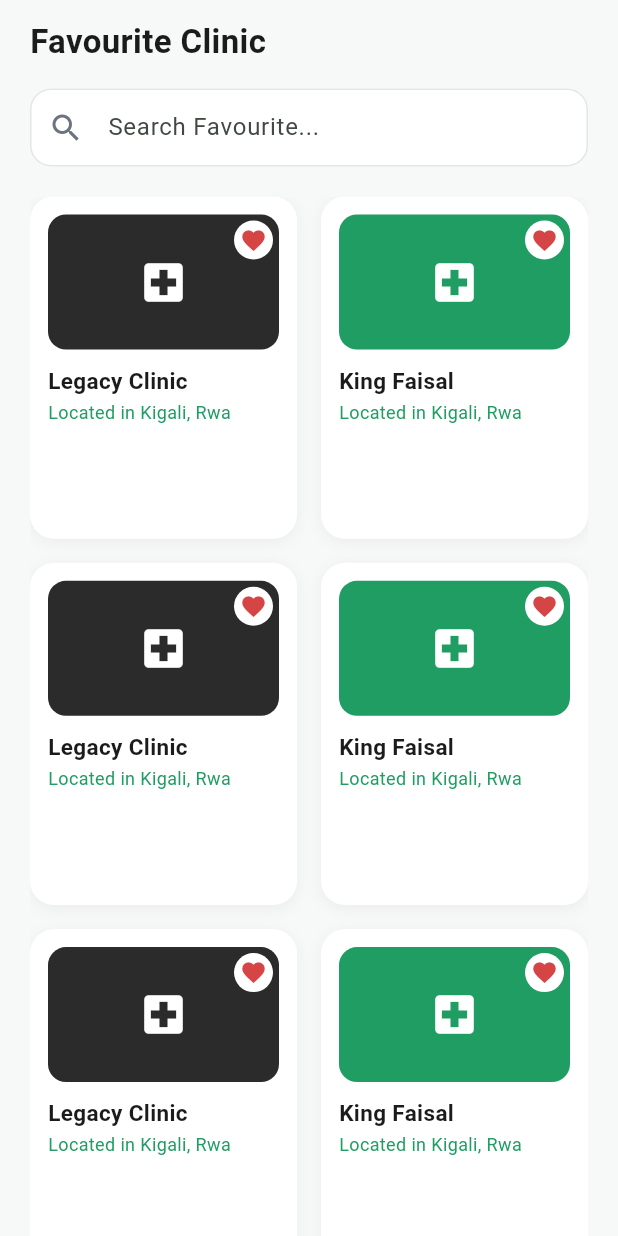
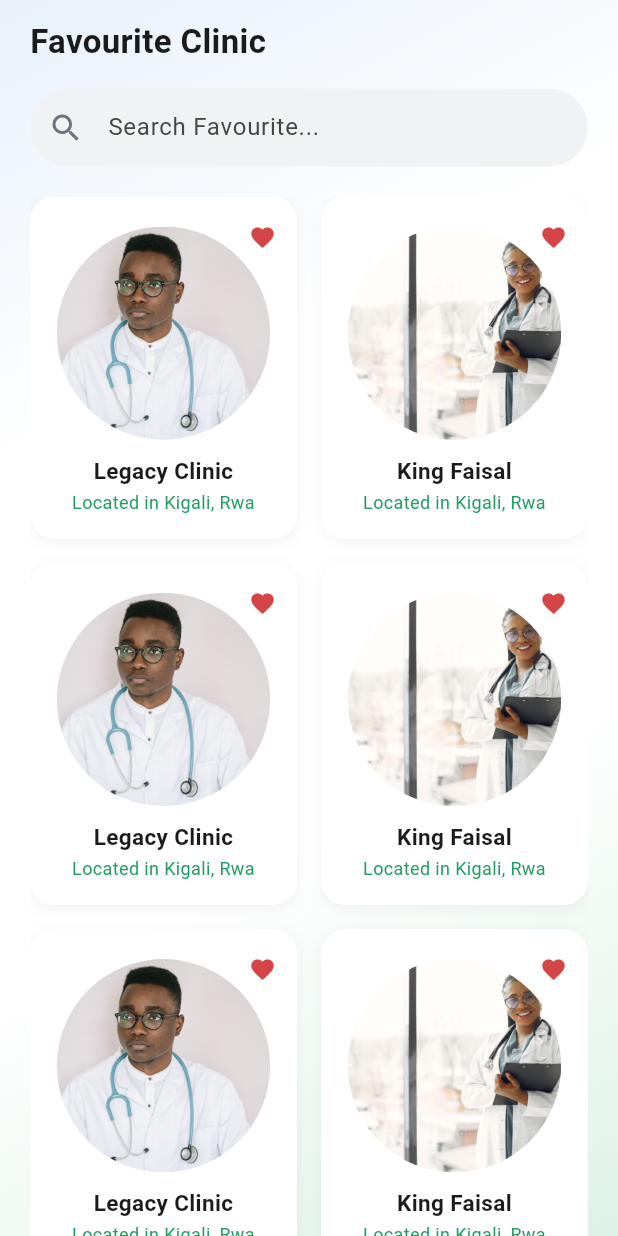
Before and after one commit to nkem-slim/easy_help, a Flutter app: the FavouriteClinicsPage screen opened directly, on a phone screen of 412 x 824 dp. Run offline on Flutter 3.47's test engine with Material 3 defaults, Android fonts, the phone set to English and light mode, and no system bars; our stand-ins replace cloud_firestore, connectivity_plus, dartz, equatable, firebase_auth, flutter_bloc and 7 more; accounts and stored records are empty; network calls fail.

Commit message:
update: end to end wiring of screens across app

```diff
--- a/lib/features/profile/presentation/widgets/soft_gradient_background.dart
+++ b/lib/core/widgets/soft_gradient_background.dart
@@ -1,6 +1,6 @@
 import 'package:flutter/material.dart';
 
-import '../../../../core/constants/app_colors.dart';
+import '../constants/app_colors.dart';
 
 /// Full-page background: pale blue in the top-left corner, white through the
 /// middle, pale green in the bottom-right.
--- a/lib/features/appointments/presentation/widgets/appointment_card.dart
+++ b/lib/features/appointments/presentation/widgets/appointment_card.dart
@@ -1,5 +1,6 @@
 import 'package:flutter/material.dart';
 import '../../../../core/constants/app_colors.dart';
+import '../../../../core/utils/image_provider_utils.dart';
 import '../../domain/entities/appointment_entity.dart';
 
 class AppointmentCard extends StatelessWidget {
@@ -30,7 +31,7 @@
         children: [
           CircleAvatar(
             radius: 28,
-            backgroundImage: NetworkImage(appointment.doctorImageUrl),
+            backgroundImage: resolveImageProvider(appointment.doctorImageUrl),
           ),
           const SizedBox(width: 12),
           Expanded(
--- a/lib/features/appointments/presentation/widgets/doctor_summary_card.dart
+++ b/lib/features/appointments/presentation/widgets/doctor_summary_card.dart
@@ -1,5 +1,6 @@
 import 'package:flutter/material.dart';
 import '../../../../core/constants/app_colors.dart';
+import '../../../../core/utils/image_provider_utils.dart';
 
 class DoctorSummaryCard extends StatelessWidget {
   final String name;
@@ -36,8 +37,8 @@
             children: [
               ClipRRect(
                 borderRadius: BorderRadius.circular(16),
-                child: Image.network(
-                  imageUrl,
+                child: Image(
+                  image: resolveImageProvider(imageUrl),
                   width: 64,
                   height: 64,
                   fit: BoxFit.cover,
--- a/lib/features/clinics/domain/entities/clinic_entity.dart
+++ b/lib/features/clinics/domain/entities/clinic_entity.dart
@@ -4,6 +4,7 @@
   final String id;
   final String name;
   final String location;
+  final String imageAsset;
   final Color logoBackgroundColor;
   final IconData logoIcon;
 
@@ -11,6 +12,7 @@
     required this.id,
     required this.name,
     required this.location,
+    required this.imageAsset,
     required this.logoBackgroundColor,
     required this.logoIcon,
   });
--- a/lib/features/favorites/presentation/pages/favorites_page.dart
+++ b/lib/features/favorites/presentation/pages/favorites_page.dart
@@ -1,5 +1,6 @@
 import 'package:flutter/material.dart';
 import '../../../../core/constants/app_colors.dart';
+import '../../../../core/widgets/soft_gradient_background.dart';
 import '../../../clinics/domain/entities/clinic_entity.dart';
 import '../../../clinics/presentation/pages/clinic_details_page.dart';
 
@@ -13,11 +14,14 @@
 class _FavouriteClinicsPageState extends State<FavouriteClinicsPage> {
   final TextEditingController _searchController = TextEditingController();
 
-  static const List<ClinicEntity> _favouriteClinics = [
+  // TODO(favorites-data-layer): replace with a real FavouritesRepository once
+  // one exists — these are the caregiver's currently-favourited clinics.
+  List<ClinicEntity> _favouriteClinics = const [
     ClinicEntity(
       id: 'legacy-1',
       name: 'Legacy Clinic',
       location: 'Kigali, Rwa',
+      imageAsset: 'assets/images/clinic-0.jpg',
       logoBackgroundColor: Color(0xFF2B2B2B),
       logoIcon: Icons.local_hospital,
     ),
@@ -25,6 +29,7 @@
       id: 'king-faisal-1',
       name: 'King Faisal',
       location: 'Kigali, Rwa',
+      imageAsset: 'assets/images/clinic-1.jpg',
       logoBackgroundColor: AppColors.primary,
       logoIcon: Icons.local_hospital,
     ),
@@ -32,6 +37,7 @@
       id: 'legacy-2',
       name: 'Legacy Clinic',
       location: 'Kigali, Rwa',
+      imageAsset: 'assets/images/clinic-0.jpg',
       logoBackgroundColor: Color(0xFF2B2B2B),
       logoIcon: Icons.local_hospital,
     ),
@@ -39,6 +45,7 @@
       id: 'king-faisal-2',
       name: 'King Faisal',
       location: 'Kigali, Rwa',
+      imageAsset: 'assets/images/clinic-1.jpg',
       logoBackgroundColor: AppColors.primary,
       logoIcon: Icons.local_hospital,
     ),
@@ -46,6 +53,7 @@
       id: 'legacy-3',
       name: 'Legacy Clinic',
       location: 'Kigali, Rwa',
+      imageAsset: 'assets/images/clinic-0.jpg',
       logoBackgroundColor: Color(0xFF2B2B2B),
       logoIcon: Icons.local_hospital,
     ),
@@ -53,12 +61,12 @@
       id: 'king-faisal-3',
       name: 'King Faisal',
       location: 'Kigali, Rwa',
+      imageAsset: 'assets/images/clinic-1.jpg',
       logoBackgroundColor: AppColors.primary,
       logoIcon: Icons.local_hospital,
     ),
   ];
 
-  final Set<String> _removedIds = {};
   String _query = '';
 
   @override
@@ -67,8 +75,12 @@
     super.dispose();
   }
 
-  void _removeFromFavourites(String id) {
-    setState(() => _removedIds.add(id));
+  void _unfavourite(String id) {
+    setState(() {
+      _favouriteClinics = _favouriteClinics
+          .where((clinic) => clinic.id != id)
+          .toList();
+    });
   }
 
   void _openClinicDetails(ClinicEntity clinic) {
@@ -79,15 +91,18 @@
 
   @override
   Widget build(BuildContext context) {
+    final hasNoFavourites = _favouriteClinics.isEmpty;
     final visibleClinics = _favouriteClinics.where((clinic) {
-      if (_removedIds.contains(clinic.id)) return false;
       if (_query.isEmpty) return true;
       return clinic.name.toLowerCase().contains(_query.toLowerCase());
     }).toList();
+    final hasNoSearchResults = !hasNoFavourites && visibleClinics.isEmpty;
 
     return Scaffold(
-      backgroundColor: AppColors.background,
-      body: SafeArea(
+      body: Stack(
+        children: [
+          const SoftGradientBackground(),
+          SafeArea(
             child: Padding(
               padding: const EdgeInsets.symmetric(horizontal: 20),
               child: Column(
@@ -113,12 +128,24 @@
                   ),
                   const SizedBox(height: 20),
                   Expanded(
-                child: visibleClinics.isEmpty
-                    ? const _EmptyFavourites()
+                    child: hasNoFavourites
+                        ? const _EmptyFavourites(
+                            icon: Icons.favorite_border,
+                            title: 'No favourite clinics yet',
+                            message:
+                                'Clinics you mark as favourite will show up here.',
+                          )
+                        : hasNoSearchResults
+                        ? const _EmptyFavourites(
+                            icon: Icons.search_off_rounded,
+                            title: 'No matches found',
+                            message: 'Try a different search term.',
+                          )
                         : GridView.builder(
                             padding: const EdgeInsets.only(bottom: 20),
                             itemCount: visibleClinics.length,
-                        gridDelegate: const SliverGridDelegateWithFixedCrossAxisCount(
+                            gridDelegate:
+                                const SliverGridDelegateWithFixedCrossAxisCount(
                                   crossAxisCount: 2,
                                   mainAxisSpacing: 16,
                                   crossAxisSpacing: 16,
@@ -129,7 +156,7 @@
                               return _ClinicCard(
                                 clinic: clinic,
                                 onTap: () => _openClinicDetails(clinic),
-                            onUnfavourite: () => _removeFromFavourites(clinic.id),
+                                onUnfavourite: () => _unfavourite(clinic.id),
                               );
                             },
                           ),
@@ -137,6 +164,8 @@
                 ],
               ),
             ),
+          ),
+        ],
       ),
     );
   }
@@ -168,15 +197,19 @@
               )
             : null,
         filled: true,
-        fillColor: AppColors.surface,
+        fillColor: const Color(0xFFF1F2F4),
         contentPadding: const EdgeInsets.symmetric(vertical: 14),
         border: OutlineInputBorder(
-          borderRadius: BorderRadius.circular(14),
-          borderSide: const BorderSide(color: Color(0xFFE3E6E5)),
+          borderRadius: BorderRadius.circular(28),
+          borderSide: BorderSide.none,
         ),
         enabledBorder: OutlineInputBorder(
-          borderRadius: BorderRadius.circular(14),
-          borderSide: const BorderSide(color: Color(0xFFE3E6E5)),
+          borderRadius: BorderRadius.circular(28),
+          borderSide: BorderSide.none,
+        ),
+        focusedBorder: OutlineInputBorder(
+          borderRadius: BorderRadius.circular(28),
+          borderSide: BorderSide.none,
         ),
       ),
     );
@@ -210,41 +243,29 @@
             ),
           ],
         ),
-        padding: const EdgeInsets.all(12),
-        child: Column(
-          crossAxisAlignment: CrossAxisAlignment.start,
+        padding: const EdgeInsets.fromLTRB(12, 20, 12, 16),
+        child: Stack(
           children: [
-            Stack(
+            Column(
+              crossAxisAlignment: CrossAxisAlignment.center,
               children: [
-                Container(
-                  width: double.infinity,
-                  height: 90,
-                  decoration: BoxDecoration(
-                    color: clinic.logoBackgroundColor,
-                    borderRadius: BorderRadius.circular(12),
-                  ),
-                  child: Icon(clinic.logoIcon, color: Colors.white, size: 34),
-                ),
-                Positioned(
-                  top: 4,
-                  right: 4,
-                  child: GestureDetector(
-                    onTap: onUnfavourite,
-                    child: Container(
-                      padding: const EdgeInsets.all(4),
-                      decoration: const BoxDecoration(
-                        color: Colors.white,
-                        shape: BoxShape.circle,
-                      ),
-                      child: const Icon(Icons.favorite, color: AppColors.error, size: 18),
+                Expanded(
+                  child: Center(
+                    child: AspectRatio(
+                      aspectRatio: 1,
+                      child: ClipOval(
+                        child: Image.asset(
+                          clinic.imageAsset,
+                          fit: BoxFit.cover,
                         ),
                       ),
                     ),
-              ],
+                  ),
                 ),
                 const SizedBox(height: 10),
                 Text(
                   clinic.name,
+                  textAlign: TextAlign.center,
                   style: const TextStyle(
                     fontWeight: FontWeight.bold,
                     fontSize: 15,
@@ -254,7 +275,32 @@
                 const SizedBox(height: 2),
                 Text(
                   'Located in ${clinic.location}',
-              style: const TextStyle(color: AppColors.primary, fontSize: 12),
+                  textAlign: TextAlign.center,
+                  style: const TextStyle(
+                    color: AppColors.primary,
+                    fontSize: 12,
+                  ),
+                ),
+              ],
+            ),
+            Positioned(
+              top: -8,
+              right: -4,
+              child: GestureDetector(
+                onTap: onUnfavourite,
+                child: Container(
+                  padding: const EdgeInsets.all(6),
+                  decoration: const BoxDecoration(
+                    color: Colors.white,
+                    shape: BoxShape.circle,
+                  ),
+                  child: const Icon(
+                    Icons.favorite,
+                    color: AppColors.error,
+                    size: 18,
+                  ),
+                ),
+              ),
             ),
           ],
         ),
@@ -264,21 +310,45 @@
 }
 
 class _EmptyFavourites extends StatelessWidget {
-  const _EmptyFavourites();
+  final IconData icon;
+  final String title;
+  final String message;
+
+  const _EmptyFavourites({
+    required this.icon,
+    required this.title,
+    required this.message,
+  });
 
   @override
   Widget build(BuildContext context) {
-    return const Center(
+    return Center(
+      child: Padding(
+        padding: const EdgeInsets.symmetric(horizontal: 32),
         child: Column(
           mainAxisSize: MainAxisSize.min,
           children: [
-          Icon(Icons.favorite_border, size: 48, color: AppColors.textSecondary),
-          SizedBox(height: 12),
+            Icon(icon, size: 48, color: AppColors.textSecondary),
+            const SizedBox(height: 12),
             Text(
-            'No favourite',
-            style: TextStyle(color: AppColors.textSecondary, fontSize: 16, fontWeight: FontWeight.w600),
+              title,
+              style: const TextStyle(
+                color: AppColors.textPrimary,
+                fontSize: 16,
+                fontWeight: FontWeight.w600,
+              ),
+            ),
+            const SizedBox(height: 6),
+            Text(
+              message,
+              textAlign: TextAlign.center,
+              style: const TextStyle(
+                color: AppColors.textSecondary,
+                fontSize: 13,
+              ),
             ),
           ],
+        ),
       ),
     );
   }
--- a/lib/features/profile/presentation/pages/privacy_policy_page.dart
+++ b/lib/features/profile/presentation/pages/privacy_policy_page.dart
@@ -1,9 +1,9 @@
 import 'package:flutter/material.dart';
 
 import '../../../../core/constants/app_colors.dart';
+import '../../../../core/widgets/soft_gradient_background.dart';
 import '../widgets/page_back_button.dart';
 import '../widgets/policy_bullet.dart';
-import '../widgets/soft_gradient_background.dart';
 
 /// TODO: have this copy reviewed before release
 
--- a/lib/features/profile/presentation/pages/user_details_page.dart
+++ b/lib/features/profile/presentation/pages/user_details_page.dart
@@ -1,11 +1,11 @@
 import 'package:flutter/material.dart';
 
 import '../../../../core/constants/app_colors.dart';
+import '../../../../core/widgets/soft_gradient_background.dart';
 import '../widgets/date_of_birth_selector.dart';
 import '../widgets/gender_selector.dart';
 import '../widgets/labeled_field.dart';
 import '../widgets/page_back_button.dart';
-import '../widgets/soft_gradient_background.dart';
 
 /// Form for editing the signed-in caregiver's own details.
 ///
```
Also changed, not shown: lib/core/utils/image_provider_utils.dart (added, +11 -0 lines), lib/features/clinics/presentation/pages/clinic_details_page.dart (+47 -6 lines), lib/features/home/presentation/widgets/home_clinics_section.dart (+33 -4 lines). Lines whose indentation alone changed are shown as unchanged.
